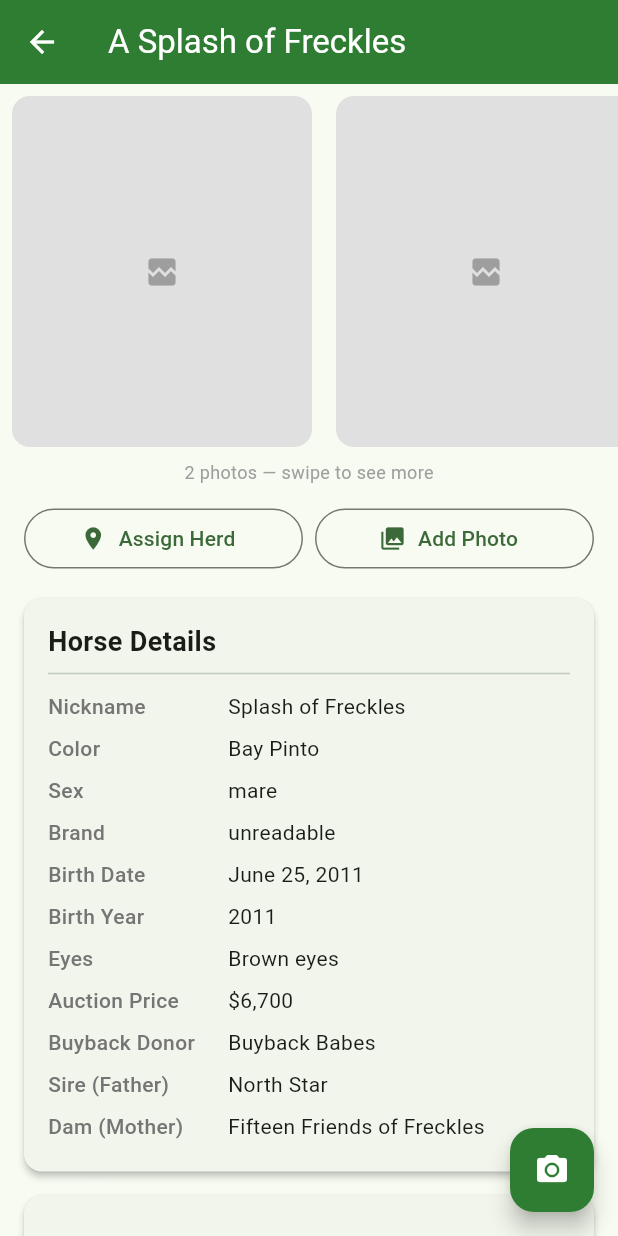
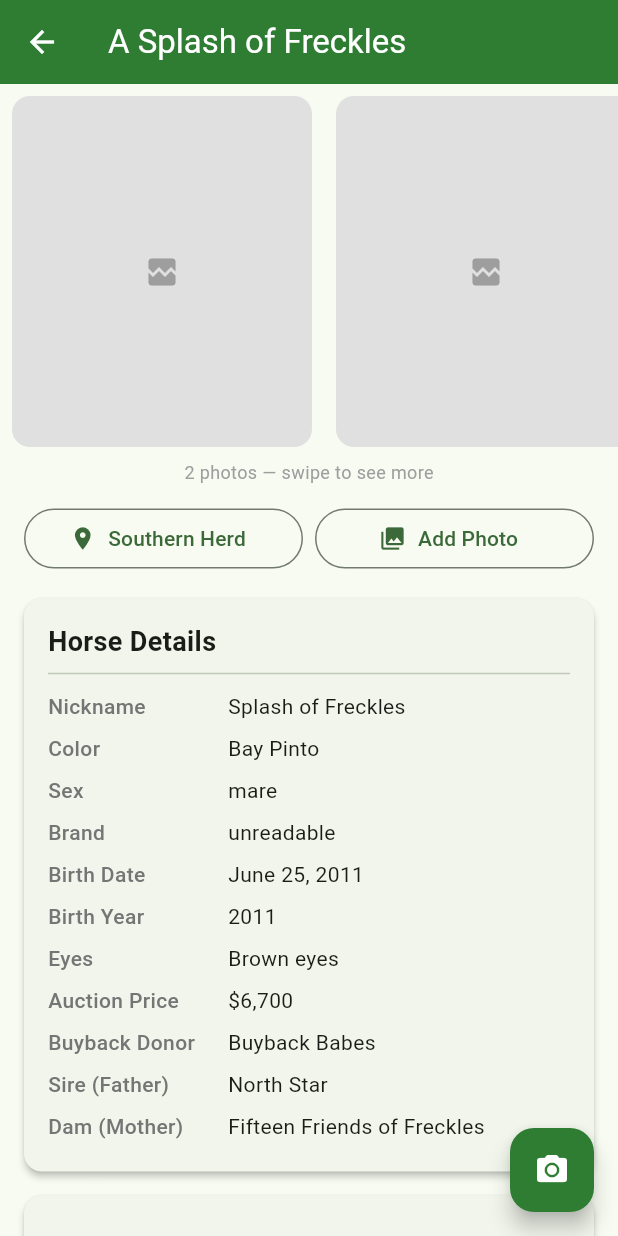
Before and after one commit to omegamanndrone/chincoteague-ponies, a Flutter app: the screen it shows after launch, after a tap on an icon or button, on a phone screen of 412 x 824 dp. Run offline on Flutter 3.47's test engine with Material 3 defaults, Android fonts, the phone set to English and light mode, and no system bars; our stand-ins replace file_picker, hive_flutter, image_picker; missing offline and left inert: dart:html; accounts and stored records are empty.

Commit message:
Phase 1: surface canon region in the detail screen (herd button)
The cutover wipes local data and reloads canon, but the detail screen's "Assign
Herd" button read the now-wiped local 'herd' field, so Kristina's N/S would look
blank post-migration even though it's safe in canon. Point the button at the
canon region (getRegion): it shows her harvested N/S, edits write a local region
override, and the accent shows only when it IS an override (canon stays clean).

Co-Authored-By: Claude Opus 4.8 <noreply@anthropic.com>

```diff
--- a/horse_app/lib/screens/horse_detail_screen.dart
+++ b/horse_app/lib/screens/horse_detail_screen.dart
@@ -122,11 +122,9 @@ class _HorseDetailScreenState extends State<HorseDetailScreen> {
 
     if (result == null) return;
 
-    if (result.isEmpty) {
-      await _data.clearHerd(_horse.id!);
-    } else {
-      await _data.updateUserData(_horse.id!, herd: result);
-    }
+    // N/S is the dated canon `region` now; an edit here is the user's LOCAL
+    // override (empty -> clear the override and fall back to the canon value).
+    await _data.updateUserData(_horse.id!, region: result);
     final refreshed = _data.getHorse(_horse.id!);
     if (refreshed != null) setState(() => _horse = refreshed);
   }
@@ -260,7 +258,7 @@ class _HorseDetailScreenState extends State<HorseDetailScreen> {
   /// whether the provenance legend is worth showing.
   bool _hasLocalData() {
     return _horse.notes != null ||
-        _horse.herd != null ||
+        _data.isRegionUserOverride(_horse.id!) ||
         _photos.any((p) => p.source == 'user') ||
         _bandHistory.any((e) => e['is_local'] == true);
   }
@@ -367,16 +365,16 @@ class _HorseDetailScreenState extends State<HorseDetailScreen> {
           Expanded(
             child: OutlinedButton.icon(
               onPressed: _setHerd,
-              // Herd is the user's own observational assignment — accent it
-              // once set.
-              style: _horse.herd != null
+              // Show the canon region (her harvested N/S); accent ONLY when it's
+              // her local override of canon, not canon itself.
+              style: _data.isRegionUserOverride(_horse.id!)
                   ? OutlinedButton.styleFrom(
                       foregroundColor: Provenance.local,
                       side: const BorderSide(color: Provenance.local))
                   : null,
               icon: const Icon(Icons.location_on),
-              label: Text(_horse.herd != null
-                  ? '${_horse.herd![0].toUpperCase()}${_horse.herd!.substring(1)} Herd'
+              label: Text(_horse.region != null
+                  ? '${_horse.region![0].toUpperCase()}${_horse.region!.substring(1)} Herd'
                   : 'Assign Herd'),
             ),
           ),
```
